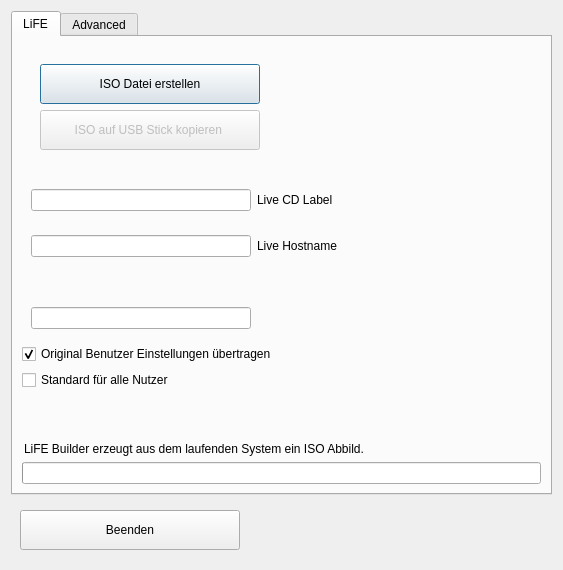
Qt form main.ui (valueerrorx/life-builder) before a commit.
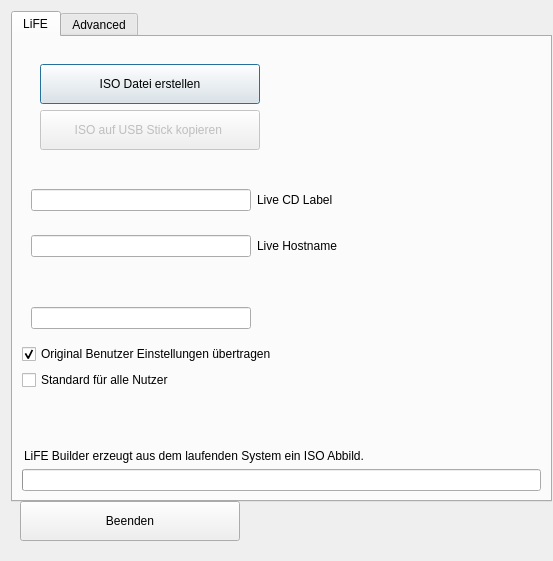
The same form after that commit. Icons and pictures are not drawn.

Commit message: fixed rsync excludes

```diff
--- a/main.ui
+++ b/main.ui
@@ -17,6 +17,18 @@
     <verstretch>0</verstretch>
    </sizepolicy>
   </property>
+  <property name="minimumSize">
+   <size>
+    <width>553</width>
+    <height>561</height>
+   </size>
+  </property>
+  <property name="maximumSize">
+   <size>
+    <width>553</width>
+    <height>561</height>
+   </size>
+  </property>
   <property name="windowTitle">
    <string>LiFE Builder</string>
   </property>
@@ -32,6 +44,18 @@
   <layout class="QVBoxLayout" name="verticalLayout_3">
    <item>
     <widget class="QTabWidget" name="tabWidget">
+     <property name="minimumSize">
+      <size>
+       <width>541</width>
+       <height>491</height>
+      </size>
+     </property>
+     <property name="maximumSize">
+      <size>
+       <width>541</width>
+       <height>491</height>
+      </size>
+     </property>
      <property name="font">
       <font>
        <family>Ubuntu</family>
```
The commit also changes 2 other files.
